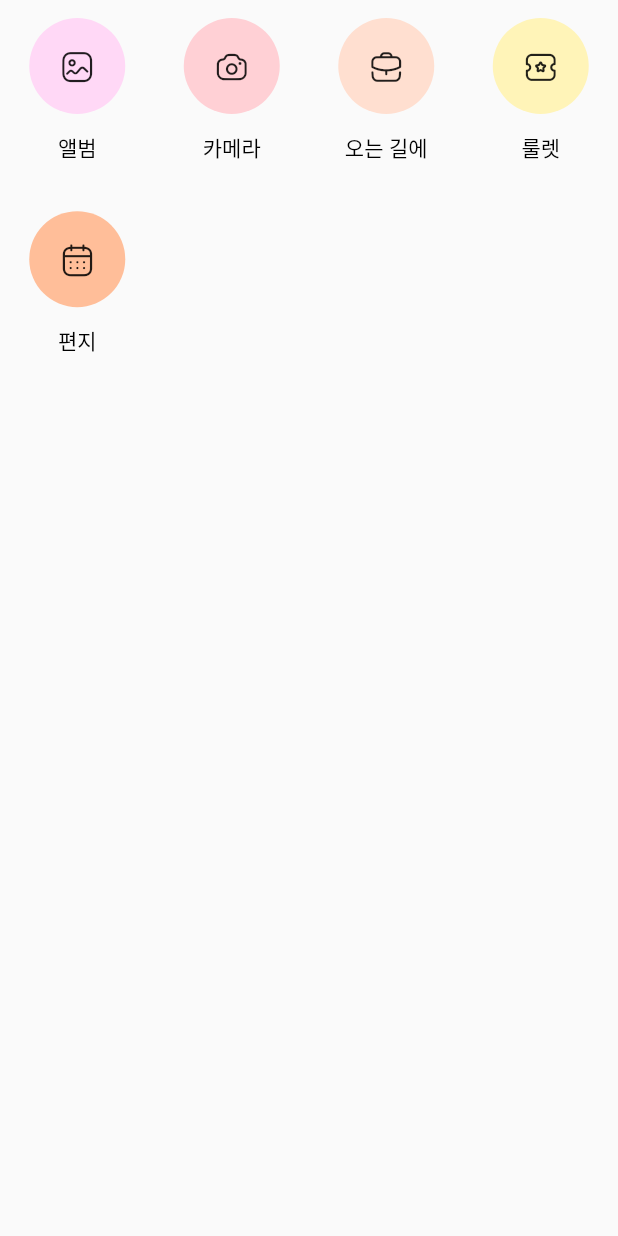
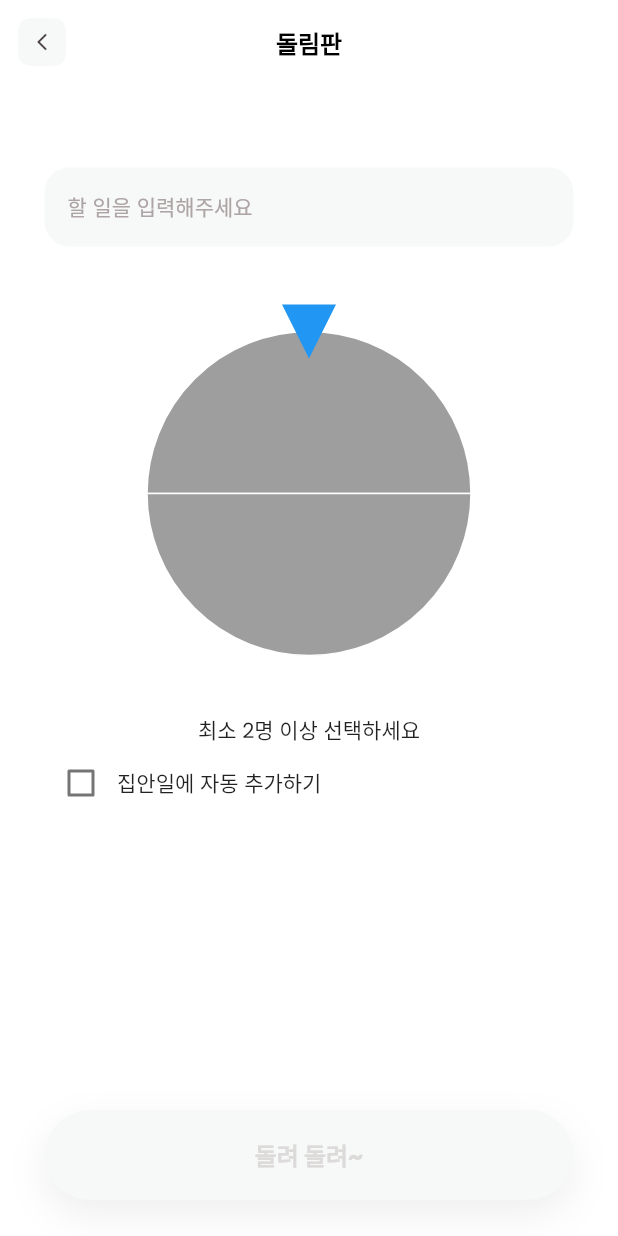
Before and after one commit to enjoy301/modak-flutter-app, a Flutter app: the FunctionListWidget widget shown alone on an empty page, opened directly, after a tap on an icon or button, on a phone screen of 412 x 824 dp. Run offline on Flutter 3.47's test engine with Material 2 defaults, Android fonts, the phone set to English and light mode, and no system bars; drawn by our look-alikes of flutter_fortune_wheel; our stand-ins replace adaptive_dialog, carousel_slider, dio, expandable, firebase_core, flutter_colorpicker and 22 more; missing offline and left inert: jwt_decode, kakao_flutter_sdk, photo_manager, restart_app, video_compress, video_thumbnail; accounts and stored records are empty; network calls fail; project files that could hold a hidden picture were left out.

Commit message:
Feature: 채팅 룰렛 UI 및 기능

```diff
--- a/lib/main.dart
+++ b/lib/main.dart
@@ -24,6 +24,7 @@ import 'package:modak_flutter_app/ui/chat/letter/chat_letter_VM.dart';
 import 'package:modak_flutter_app/ui/chat/letter/landing/chat_letter_landing_screen.dart';
 import 'package:modak_flutter_app/ui/chat/letter/write/letter_write_content_screen.dart';
 import 'package:modak_flutter_app/ui/chat/letter/write/letter_write_envelop_screen.dart';
+import 'package:modak_flutter_app/ui/chat/roulette/chat_roulette_landing_screen.dart';
 import 'package:modak_flutter_app/ui/home/home_fortune_screen.dart';
 import 'package:modak_flutter_app/ui/home/home_notification_screen.dart';
 import 'package:modak_flutter_app/ui/landing_bottomtab_navigator.dart';
@@ -128,6 +129,7 @@ class _MyAppState extends State<MyApp> {
         "/chat/letter/landing": (context) => ChatLetterLandingScreen(),
         "/letter/write/content": (context) => LetterWriteContentScreen(),
         "/letter/write/envelop": (context) => LetterWriteEnvelopScreen(),
+        "/chat/roulette/landing": (context) => ChatRouletteLandingScreen(),
         "user/landing": (context) => UserLandingScreen(),
         "/user/modify": (context) => ChangeNotifierProvider(
               create: (_) => UserModifyVM(),
--- a/lib/ui/chat/landing/function/function_list_widget.dart
+++ b/lib/ui/chat/landing/function/function_list_widget.dart
@@ -111,6 +111,7 @@ class _FunctionListWidget extends State<FunctionListWidget> {
                 data: functionIconWidgetValues[3],
                 onTap: () {
                   log("룰렛 돌리기~");
+                  Get.toNamed("/chat/roulette/landing");
                 },
               ),
               ChatFunctionIconWidget(
--- /dev/null
+++ b/lib/ui/chat/roulette/chat_roulette_landing_screen.dart
@@ -0,0 +1,304 @@
+// ignore_for_file: non_constant_identifier_names
+
+import 'package:flutter/material.dart';
+import 'package:flutter_fortune_wheel/flutter_fortune_wheel.dart';
+import 'package:fluttertoast/fluttertoast.dart';
+import 'package:get/get.dart';
+import 'package:modak_flutter_app/constant/coloring.dart';
+import 'package:modak_flutter_app/constant/enum/general_enum.dart';
+import 'package:modak_flutter_app/constant/font.dart';
+import 'package:modak_flutter_app/data/dto/todo.dart';
+import 'package:modak_flutter_app/data/dto/user.dart';
+import 'package:modak_flutter_app/provider/todo_provider.dart';
+import 'package:modak_flutter_app/provider/user_provider.dart';
+import 'package:modak_flutter_app/ui/chat/roulette/chat_roulette_result_screen.dart';
+import 'package:modak_flutter_app/utils/date.dart';
+import 'package:modak_flutter_app/utils/extension_util.dart';
+import 'package:modak_flutter_app/widgets/button/button_main_widget.dart';
+import 'package:modak_flutter_app/widgets/header/header_default_widget.dart';
+import 'package:modak_flutter_app/widgets/input/input_text_widget.dart';
+import 'package:provider/provider.dart';
+import 'package:rxdart/rxdart.dart';
+
+class ChatRouletteLandingScreen extends StatefulWidget {
+  const ChatRouletteLandingScreen({Key? key}) : super(key: key);
+
+  @override
+  State<ChatRouletteLandingScreen> createState() =>
+      _ChatRouletteLandingScreenState();
+}
+
+class _ChatRouletteLandingScreenState extends State<ChatRouletteLandingScreen> {
+  final int PENDING = 0;
+  final int RUNNING = 1;
+  final int DONE = 2;
+
+  List<User> participatedUsers = [];
+  final stream = BehaviorSubject<int>();
+  late int result;
+  late int state;
+
+  String title = "";
+  bool addTodo = false;
+  final TextEditingController _editingController = TextEditingController();
+
+  @override
+  void initState() {
+    state = PENDING;
+    super.initState();
+  }
+
+  @override
+  void dispose() {
+    stream.close();
+    super.dispose();
+  }
+
+  @override
+  Widget build(BuildContext context) {
+    return Consumer2<UserProvider, TodoProvider>(
+        builder: (context, userProvider, todoProvider, child) {
+      return Scaffold(
+          backgroundColor: Colors.white,
+          appBar: headerDefaultWidget(
+              title: "돌림판",
+              leading: FunctionalIcon.back,
+              onClickLeading: () {
+                Get.back();
+              }),
+          body: GestureDetector(
+            onTap: () {
+              FocusScope.of(context).unfocus();
+            },
+            child: SingleChildScrollView(
+              child: Padding(
+                padding: const EdgeInsets.symmetric(horizontal: 30),
+                child: Column(
+                  crossAxisAlignment: CrossAxisAlignment.center,
+                  children: [
+                    Padding(
+                      padding: const EdgeInsets.only(top: 32),
+                      child: SingleChildScrollView(
+                        scrollDirection: Axis.horizontal,
+                        child: Row(
+                          children: userProvider.familyMembers
+                              .map((User familyMember) => SizedBox(
+                                    width: 80,
+                                    height: 90,
+                                    child: Column(
+                                      children: [
+                                        GestureDetector(
+                                          onTap: () {
+                                            if (state != PENDING) {
+                                              return;
+                                            }
+                                            if (participatedUsers
+                                                .contains(familyMember)) {
+                                              participatedUsers
+                                                  .remove(familyMember);
+                                            } else {
+                                              participatedUsers
+                                                  .add(familyMember);
+                                            }
+                                            setState(() {});
+                                          },
+                                          child: ClipRRect(
+                                            borderRadius:
+                                                BorderRadius.circular(10000),
+                                            child: Stack(
+                                              children: [
+                                                Container(
+                                                  width: 50,
+                                                  height: 50,
+                                                  color: familyMember.color
+                                                      .toColor()!
+                                                      .withOpacity(
+                                                          participatedUsers
+                                                                  .contains(
+                                                                      familyMember)
+                                                              ? 0.9
+                                                              : 0.2),
+                                                ),
+                                                if (participatedUsers
+                                                    .contains(familyMember))
+                                                  Icon(
+                                                    Icons.check,
+                                                    size: 50,
+                                                    color: Colors.white,
+                                                  ),
+                                              ],
+                                            ),
+                                          ),
+                                        ),
+                                        Padding(
+                                          padding: EdgeInsets.only(top: 12),
+                                          child: Text(
+                                            "${familyMember.name}\n",
+                                            style: TextStyle(
+                                                height: 1.05,
+                                                color: Coloring.gray_0,
+                                                fontSize: Font.size_smallText),
+                                            textAlign: TextAlign.center,
+                                            maxLines: 2,
+                                            overflow: TextOverflow.ellipsis,
+                                          ),
+                                        )
+                                      ],
+                                    ),
+                                  ))
+                              .toList(),
+                        ),
+                      ),
+                    ),
+                    Padding(
+                      padding: const EdgeInsets.only(top: 24),
+                      child: InputTextWidget(
+                        hint: "할 일을 입력해주세요",
+                        textEditingController: _editingController,
+                        isBlocked: state != PENDING,
+                        onChanged: (String text) {
+                          setState(() {
+                            title = text;
+                          });
+                        },
+                        isSuffix: state == PENDING && title.isNotEmpty,
+                        onClickSuffix: () {
+                          setState(() {
+                            title = "";
+                          });
+                        },
+                      ),
+                    ),
+                    Container(
+                      height: 300,
+                      padding: EdgeInsets.only(top: 30),
+                      child: FortuneWheel(
+                        selected: stream.stream,
+                        animateFirst: false,
+                        items: [
+                          ...participatedUsers
+                              .map((User familyMember) => FortuneItem(
+                                  child: Padding(
+                                    padding: const EdgeInsets.only(left: 20),
+                                    child: Text(
+                                      familyMember.name,
+                                    ),
+                                  ),
+                                  style: FortuneItemStyle(
+                                      color: familyMember.color
+                                          .toColor()!
+                                          .withOpacity(0.7),
+                                      borderColor: Colors.white)))
+                              .toList(),
+                          if (participatedUsers.isEmpty)
+                            FortuneItem(
+                                child: Text(""),
+                                style: FortuneItemStyle(
+                                    color: Colors.grey,
+                                    borderColor: Colors.white)),
+                          if (participatedUsers.length < 2)
+                            FortuneItem(
+                                child: Text(""),
+                                style: FortuneItemStyle(
+                                    color: Colors.grey,
+                                    borderColor: Colors.white)),
+                        ],
+                        onAnimationEnd: () {
+                          setState(() {
+                            state = DONE;
+                          });
+                          ScaffoldMessenger.of(context).showSnackBar(
+                            SnackBar(
+                              content: Text(
+                                  "${participatedUsers[stream.value].name}님이 당첨되셨습니다~"),
+                            ),
+                          );
+                        },
+                      ),
+                    ),
+                    Padding(
+                      padding: const EdgeInsets.only(top: 12),
+                      child: Text(
+                          state == PENDING && participatedUsers.length < 2
+                              ? "최소 2명 이상 선택하세요"
+                              : ""),
+                    ),
+                    if (state == DONE)
+                      TextButton(
+                          onPressed: () {
+                            Get.to(ChatRouletteResultScreen(
+                                title: title,
+                                addTodo: addTodo,
+                                participatedUsers: participatedUsers,
+                                selectedUser: participatedUsers[stream.value]));
+                          },
+                          child: Text(
+                            "결과 확인하기",
+                            style: TextStyle(
+                                color: Colors.black,
+                                fontSize: Font.size_largeText,
+                                fontWeight: Font.weight_semiBold),
+                          )),
+                    Row(
+                      children: [
+                        Checkbox(
+                            value: addTodo,
+                            onChanged: (bool? value) {
+                              if (state != PENDING) {
+                                return;
+                              }
+                              setState(() {
+                                addTodo = value!;
+                              });
+                            }),
+                        Text("집안일에 자동 추가하기")
+                      ],
+                    )
+                  ],
+                ),
+              ),
+            ),
+          ),
+          bottomSheet: state == PENDING
+              ? Container(
+                  color: Colors.white,
+                  padding:
+                      const EdgeInsets.only(right: 30, bottom: 24, left: 30),
+                  child: ButtonMainWidget(
+                    title: "돌려 돌려~",
+                    isValid: title.isNotEmpty && participatedUsers.length > 1,
+                    onPressed: () async {
+                      FocusScope.of(context).unfocus();
+                      int random =
+                          Fortune.randomInt(0, participatedUsers.length);
+
+                      bool isSuccess = true;
+                      if (addTodo) {
+                        isSuccess = await todoProvider.postTodo(Todo(
+                            todoId: -1,
+                            groupTodoId: -1,
+                            memberId: participatedUsers[random].memberId,
+                            title: title,
+                            color: "color",
+                            isDone: false,
+                            timeTag: null,
+                            repeatTag: null,
+                            repeat: [0, 0, 0, 0, 0, 0, 0],
+                            memo: null,
+                            date: Date.getFormattedDate()));
+                      }
+                      if (isSuccess) {
+                        setState(() {
+                          stream.add(random);
+                          state = RUNNING;
+                        });
+                      } else {
+                        Fluttertoast.showToast(msg: "네트워크 상태를 확인해주세요");
+                      }
+                    },
+                  ),
+                )
+              : null);
+    });
+  }
+}
--- a/pubspec.yaml
+++ b/pubspec.yaml
@@ -93,6 +93,8 @@ dependencies:
   video_compress: ^3.1.1
   flutter_phoenix: ^1.1.0
   restart_app: ^1.1.0+1
+  flutter_fortune_wheel: ^1.2.0
+  rxdart: ^0.27.5
 
 dev_dependencies:
   build_runner: ^2.2.0
```
Also changed, not shown: lib/ui/chat/roulette/chat_roulette_result_screen.dart (added, +163 -0 lines), pubspec.lock.
